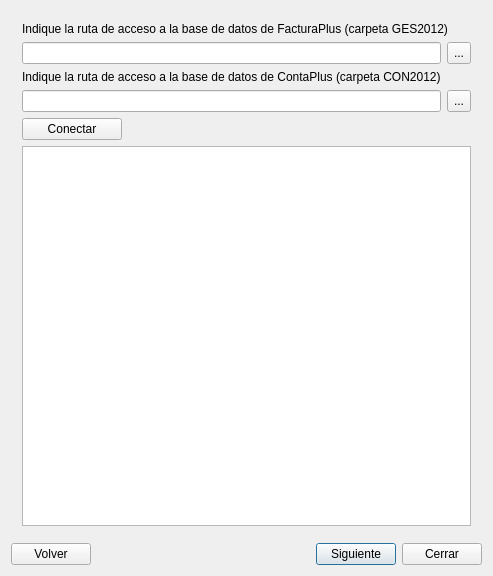
Before: the Qt Designer form importdialog.ui in 0TheFox0/MayaImportFP, drawn with Qt 5.
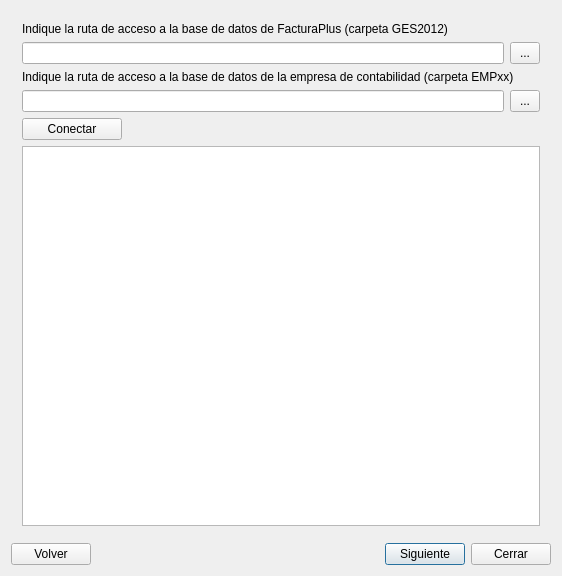
After: the same form once the commit is applied. The open tabs and pages were chosen to show the change. Icons and pictures are not drawn.

Diff of the .ui file:
```diff
--- a/importdialog.ui
+++ b/importdialog.ui
@@ -6,7 +6,7 @@
    <rect>
     <x>0</x>
     <y>0</y>
-    <width>471</width>
+    <width>562</width>
     <height>576</height>
    </rect>
   </property>
@@ -45,13 +45,6 @@
      </widget>
      <widget class="QWidget" name="page_4">
       <layout class="QGridLayout" name="gridLayout_4">
-       <item row="2" column="0" colspan="2">
-        <widget class="QLabel" name="label_21">
-         <property name="text">
-          <string>Indique la ruta de acceso a la base de datos de ContaPlus (carpeta CON2012)</string>
-         </property>
-        </widget>
-       </item>
        <item row="3" column="0" colspan="2">
         <widget class="QLineEdit" name="txtRutaConta"/>
        </item>
@@ -142,6 +135,13 @@
          </property>
         </widget>
        </item>
+       <item row="2" column="0" colspan="3">
+        <widget class="QLabel" name="label_21">
+         <property name="text">
+          <string>Indique la ruta de acceso a la base de datos de la empresa de contabilidad (carpeta EMPxx)</string>
+         </property>
+        </widget>
+       </item>
       </layout>
      </widget>
      <widget class="QWidget" name="page_2">
```
Left out of the diff: 12 changed lines with no effect on the pictures.
